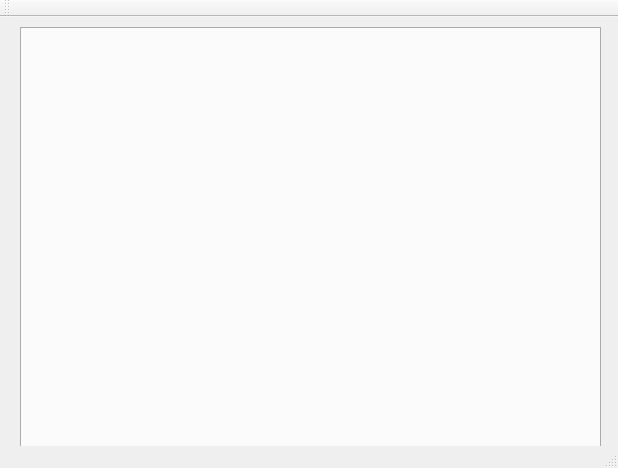
Above: mainwindow.ui from VVictorWang/datastructure_course_design before the change. Below: the same form after it.
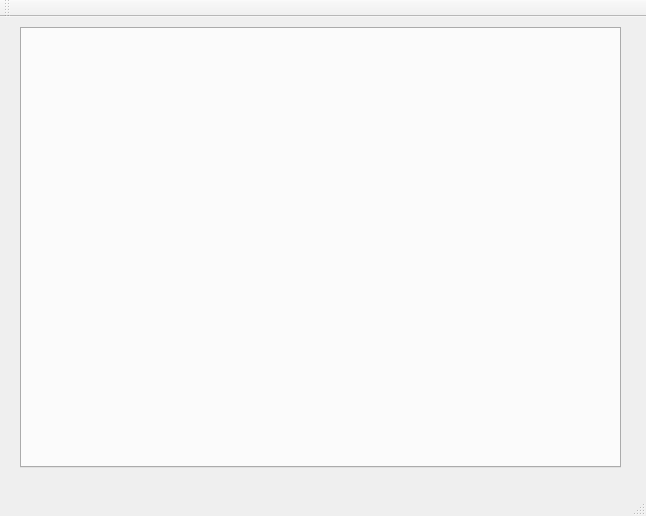
That is the form after the change.

```diff
--- a/mainwindow.ui
+++ b/mainwindow.ui
@@ -6,8 +6,8 @@
    <rect>
     <x>0</x>
     <y>0</y>
-    <width>618</width>
-    <height>468</height>
+    <width>646</width>
+    <height>516</height>
    </rect>
   </property>
   <property name="windowTitle">
@@ -19,8 +19,8 @@
      <rect>
       <x>20</x>
       <y>10</y>
-      <width>581</width>
-      <height>421</height>
+      <width>601</width>
+      <height>441</height>
      </rect>
     </property>
    </widget>
```
Left out of the diff: 2 changed lines with no effect on the pictures.
